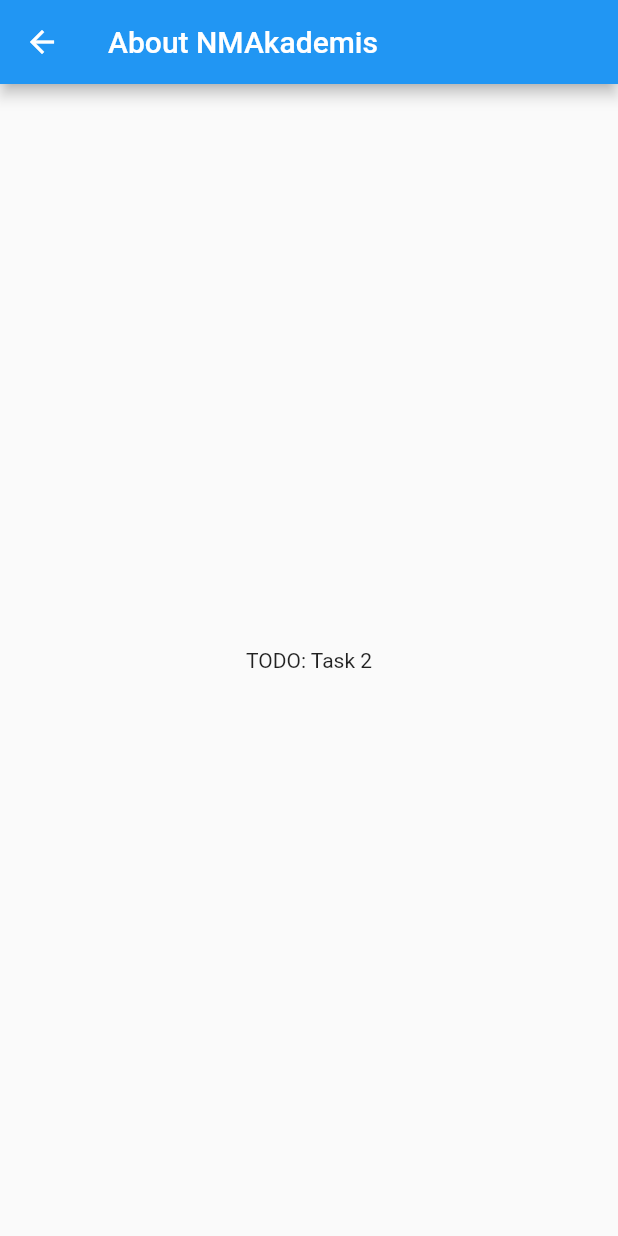
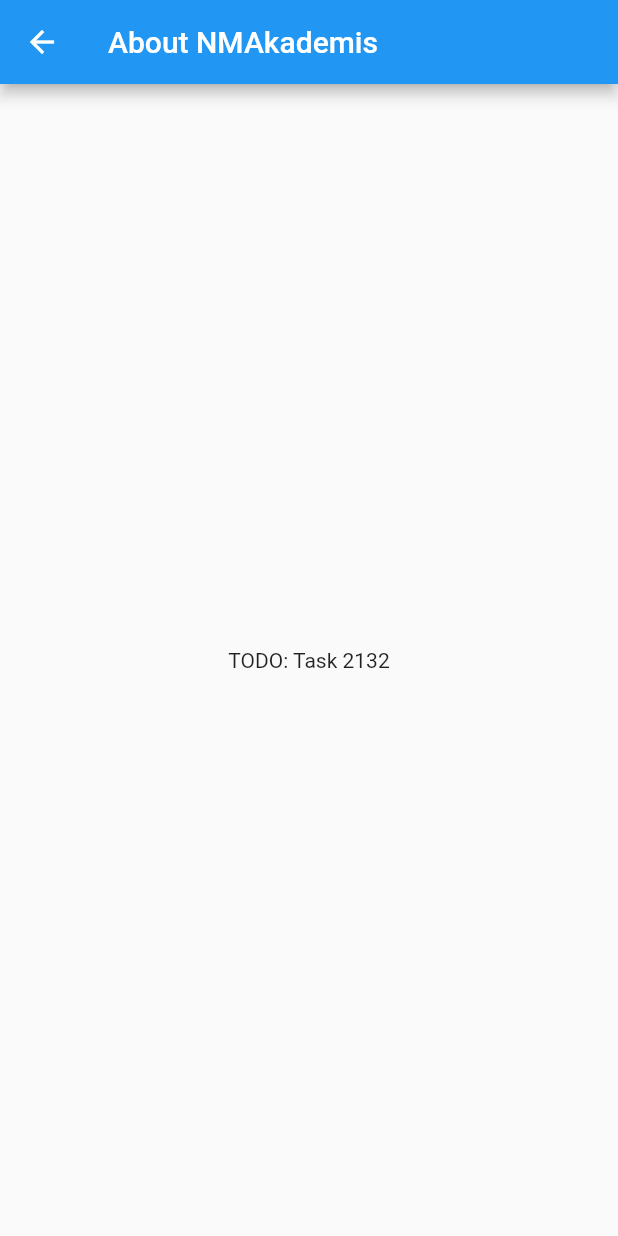
Before and after one commit to Rokcas/nma_games, a Flutter app: the AboutPage screen opened directly, on a phone screen of 412 x 824 dp. Run offline on Flutter 3.47's test engine with Material 2 defaults, Android fonts, the phone set to English and light mode, and no system bars.

Commit message:
Added add_game_page.dart file

```diff
--- a/lib/add_game_page.dart
+++ b/lib/add_game_page.dart
@@ -15,9 +15,8 @@ class AboutPage extends StatelessWidget {
 class AboutPageBody extends StatelessWidget {
   @override
   Widget build(BuildContext context) {
-    // TODO: Task 2
     return Center(
-      child: Text("TODO: Task 2"),
+      child: Text("TODO: Task 2132"),
     );
   }
 
```
